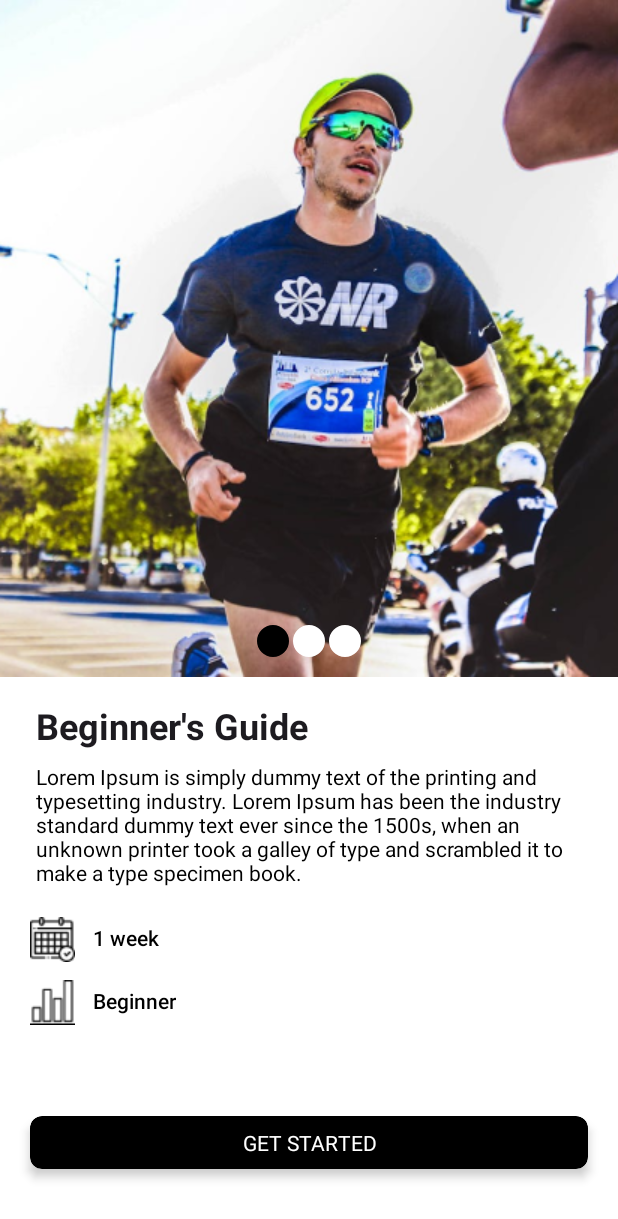
After one commit to Tracking-running-mobile-application/tracking-running-app, an Android app: the fragment TrainingPlans shown on its own in the app's theme, on a phone screen of 412 x 824 dp. The commit adds this screen. Shown: the top 1219 px of the screen. Run offline under Robolectric (Android 15) with nearby library versions, the phone set to English and light mode, and no system bars.

Commit message:
Add Training Plans fragment

```diff
--- /dev/null
+++ b/app/src/main/java/com/app/java/trackingrunningapp/ui/training/TrainingImagesAdapter.kt
@@ -0,0 +1,25 @@
+package com.app.java.trackingrunningapp.ui.training
+
+import android.view.LayoutInflater
+import android.view.View
+import android.view.ViewGroup
+import android.widget.ImageView
+import androidx.recyclerview.widget.RecyclerView
+import com.app.java.trackingrunningapp.R
+
+class ImagePagerAdapter(private val images: List<Int>) : RecyclerView.Adapter<ImagePagerAdapter.ImageViewHolder>() {
+    inner class ImageViewHolder(view: View) : RecyclerView.ViewHolder(view) {
+        val imageView: ImageView = view.findViewById(R.id.training_image)
+    }
+
+    override fun onCreateViewHolder(parent: ViewGroup, viewType: Int): ImageViewHolder {
+        val view = LayoutInflater.from(parent.context).inflate(R.layout.training_images, parent, false)
+        return ImageViewHolder(view)
+    }
+
+    override fun onBindViewHolder(holder: ImageViewHolder, position: Int) {
+        holder.imageView.setImageResource(images[position])
+    }
+
+    override fun getItemCount(): Int = images.size
+}
--- /dev/null
+++ b/app/src/main/java/com/app/java/trackingrunningapp/ui/training/TrainingPlans.kt
@@ -0,0 +1,44 @@
+package com.app.java.trackingrunningapp.ui.training
+
+import android.os.Bundle
+import androidx.fragment.app.Fragment
+import android.view.LayoutInflater
+import android.view.View
+import android.view.ViewGroup
+import androidx.viewpager2.widget.ViewPager2
+import com.app.java.trackingrunningapp.R
+import com.google.android.material.tabs.TabLayout
+import com.google.android.material.tabs.TabLayoutMediator
+
+class TrainingPlans : Fragment() {
+
+    private lateinit var imageViewPager: ViewPager2
+    private lateinit var imagePagerAdapter: ImagePagerAdapter
+    private lateinit var tabLayout: TabLayout
+
+    override fun onCreateView(
+        inflater: LayoutInflater, container: ViewGroup?,
+        savedInstanceState: Bundle?
+    ): View? {
+        // Inflate the layout for this fragment
+        val view = inflater.inflate(R.layout.fragment_training_plans, container, false)
+
+        // Initialize ViewPager2 and adapter
+        imageViewPager = view.findViewById(R.id.planImage)
+        tabLayout = view.findViewById(R.id.tab_layout)
+
+        val images = listOf(
+            R.drawable.training_plan_image_1,
+            R.drawable.training_plan_image_1,
+            R.drawable.training_plan_image_1
+        )
+
+        imagePagerAdapter = ImagePagerAdapter(images)
+        imageViewPager.adapter = imagePagerAdapter
+        TabLayoutMediator(tabLayout, imageViewPager) { _, _ ->
+            // Here you can configure each tab if needed
+        }.attach()
+
+        return view
+    }
+}
--- /dev/null
+++ b/app/src/main/res/drawable/training_default_dot.xml
@@ -0,0 +1,12 @@
+<?xml version="1.0" encoding="utf-8"?>
+<layer-list xmlns:android="http://schemas.android.com/apk/res/android">
+    <item>
+        <shape
+            android:innerRadius="0dp"
+            android:shape="ring"
+            android:thickness="16px"
+            android:useLevel="false">
+            <solid android:color="@android:color/white"/>
+        </shape>
+    </item>
+</layer-list>
--- /dev/null
+++ b/app/src/main/res/drawable/training_selected_dot.xml
@@ -0,0 +1,12 @@
+<?xml version="1.0" encoding="utf-8"?>
+<layer-list xmlns:android="http://schemas.android.com/apk/res/android">
+    <item>
+        <shape
+            android:innerRadius="0dp"
+            android:shape="ring"
+            android:thickness="16px"
+            android:useLevel="false">
+            <solid android:color="@color/black"/>
+        </shape>
+    </item>
+</layer-list>
--- /dev/null
+++ b/app/src/main/res/drawable/training_tab_selector.xml
@@ -0,0 +1,8 @@
+<?xml version="1.0" encoding="utf-8"?>
+<selector xmlns:android="http://schemas.android.com/apk/res/android">
+
+    <item android:drawable="@drawable/training_selected_dot"
+        android:state_selected="true"/>
+
+    <item android:drawable="@drawable/training_default_dot"/>
+</selector>
--- /dev/null
+++ b/app/src/main/res/layout/fragment_training_plans.xml
@@ -0,0 +1,145 @@
+<?xml version="1.0" encoding="utf-8"?>
+<androidx.constraintlayout.widget.ConstraintLayout xmlns:android="http://schemas.android.com/apk/res/android"
+    xmlns:app="http://schemas.android.com/apk/res-auto"
+    xmlns:tools="http://schemas.android.com/tools"
+    android:id="@+id/status_container"
+    android:layout_width="match_parent"
+    android:layout_height="match_parent"
+    android:background="@color/white">
+
+    <androidx.viewpager2.widget.ViewPager2
+        android:id="@+id/planImage"
+        android:layout_width="wrap_content"
+        android:layout_height="wrap_content"
+        android:importantForAccessibility="no"
+        app:layout_constraintTop_toTopOf="parent"
+        app:layout_constraintStart_toStartOf="parent"
+        app:layout_constraintEnd_toEndOf="parent"
+        android:src="@drawable/training_plan_image_1"/>
+
+    <com.google.android.material.tabs.TabLayout
+        android:id="@+id/tab_layout"
+        android:layout_width="match_parent"
+        android:layout_height="wrap_content"
+        app:tabBackground="@drawable/training_tab_selector"
+        android:background="@android:color/transparent"
+        app:tabGravity="center"
+        app:tabIndicatorHeight="0dp"
+        app:layout_constraintBottom_toBottomOf="@id/planImage"/>
+
+    <TextView
+        android:id="@+id/planTitle"
+        android:layout_width="0dp"
+        android:layout_height="wrap_content"
+        android:layout_marginTop="16dp"
+        android:text="@string/beginner_guide"
+        android:textAppearance="@style/TextAppearance.AppCompat.Headline"
+        android:textStyle="bold"
+        app:layout_constraintTop_toBottomOf="@id/planImage"
+        app:layout_constraintStart_toStartOf="parent"
+        app:layout_constraintEnd_toEndOf="parent"
+        android:paddingHorizontal="24dp"/>
+
+    <TextView
+        android:id="@+id/planDescription"
+        android:layout_width="0dp"
+        android:layout_height="wrap_content"
+        android:layout_marginTop="8dp"
+        android:text="@string/training_plans_text"
+        android:textAppearance="@style/TextAppearance.AppCompat.Body1"
+        android:textColor="@android:color/black"
+        app:layout_constraintTop_toBottomOf="@id/planTitle"
+        app:layout_constraintStart_toStartOf="parent"
+        app:layout_constraintEnd_toEndOf="parent"
+        android:paddingHorizontal="24dp"/>
+
+    <LinearLayout
+        android:id="@+id/training_properties"
+        android:layout_width="0dp"
+        android:layout_height="wrap_content"
+        android:orientation="vertical"
+        app:layout_constraintTop_toBottomOf="@id/planDescription"
+        app:layout_constraintStart_toStartOf="parent"
+        app:layout_constraintEnd_toEndOf="parent"
+        android:layout_marginTop="8dp"
+        android:layout_marginStart="20dp"
+        android:gravity="center">
+
+        <LinearLayout
+            android:layout_width="match_parent"
+            android:layout_height="match_parent"
+            android:orientation="horizontal"
+            android:layout_marginTop="12dp"
+            tools:ignore="UseCompoundDrawables">
+
+            <ImageView
+                android:layout_width="wrap_content"
+                android:layout_height="wrap_content"
+                android:importantForAccessibility="no"
+                android:src="@drawable/training_plan_duration" />
+
+            <TextView
+                android:layout_width="wrap_content"
+                android:layout_height="wrap_content"
+                android:layout_marginStart="12dp"
+                android:layout_marginTop="4dp"
+                android:text="@string/training_duration"
+                android:textAppearance="@style/TextAppearance.AppCompat.Body2"
+                android:textColor="@android:color/black" />
+
+         </LinearLayout>
+
+        <LinearLayout
+            android:layout_width="match_parent"
+            android:layout_height="match_parent"
+            android:orientation="horizontal"
+            android:layout_marginTop="12dp"
+            tools:ignore="UseCompoundDrawables">
+
+            <ImageView
+                android:layout_width="wrap_content"
+                android:layout_height="wrap_content"
+                android:importantForAccessibility="no"
+                android:src="@drawable/training_plan_bar_chart" />
+
+            <TextView
+                android:layout_width="wrap_content"
+                android:layout_height="wrap_content"
+                android:layout_marginStart="12dp"
+                android:layout_marginTop="4dp"
+                android:text="@string/training_diff"
+                android:textAppearance="@style/TextAppearance.AppCompat.Body2"
+                android:textColor="@android:color/black" />
+
+        </LinearLayout>
+
+    </LinearLayout>
+
+    <!-- Get Started Button -->
+    <androidx.cardview.widget.CardView
+        android:id="@+id/getStartedCard"
+        android:layout_width="match_parent"
+        android:layout_height="wrap_content"
+        android:backgroundTint="@color/black"
+        app:cardCornerRadius="8dp"
+        app:cardElevation="4dp"
+        app:layout_constraintTop_toBottomOf="@id/training_properties"
+        app:layout_constraintBottom_toBottomOf="parent"
+        app:layout_constraintStart_toStartOf="parent"
+        app:layout_constraintEnd_toEndOf="parent"
+        android:layout_marginTop="16dp"
+        android:layout_marginStart="20dp"
+        android:layout_marginEnd="20dp"
+        android:paddingHorizontal="24dp">
+
+        <TextView
+            android:id="@+id/getStartedText"
+            android:layout_width="match_parent"
+            android:layout_height="wrap_content"
+            android:text="@string/training_button"
+            android:textColor="@android:color/white"
+            android:padding="8dp"
+            android:gravity="center" />
+    </androidx.cardview.widget.CardView>
+
+</androidx.constraintlayout.widget.ConstraintLayout>
--- /dev/null
+++ b/app/src/main/res/layout/training_images.xml
@@ -0,0 +1,8 @@
+<?xml version="1.0" encoding="utf-8"?>
+<!-- image_item.xml -->
+<ImageView xmlns:android="http://schemas.android.com/apk/res/android"
+    android:id="@+id/training_image"
+    android:layout_width="match_parent"
+    android:layout_height="match_parent"
+    android:importantForAccessibility="no"
+    android:scaleType="centerCrop" />
--- a/app/src/main/res/values/strings.xml
+++ b/app/src/main/res/values/strings.xml
@@ -10,4 +10,13 @@
     <string name="text_image">inch</string>
     <string name="text_kg">kg</string>
     <string name="text_lbs">lbs</string>
+
+<!--    Training Plan Strings-->
+    <string name="back_button">backButton</string>
+    <string name="training_plans">Training Plan</string>
+    <string name="beginner_guide">Beginner\'s Guide</string>
+    <string name="training_plans_text">Lorem Ipsum is simply dummy text of the printing and typesetting industry. Lorem Ipsum has been the industry standard dummy text ever since the 1500s, when an unknown printer took a galley of type and scrambled it to make a type specimen book.</string>
+    <string name="training_duration">1 week</string>
+    <string name="training_diff">Beginner</string>
+    <string name="training_button">GET STARTED</string>
 </resources>
```
Also changed, not shown: app/src/main/res/drawable/training_plan_bar_chart.png (added), app/src/main/res/drawable/training_plan_duration.png (added), app/src/main/res/drawable/training_plan_image_1.png (added).
